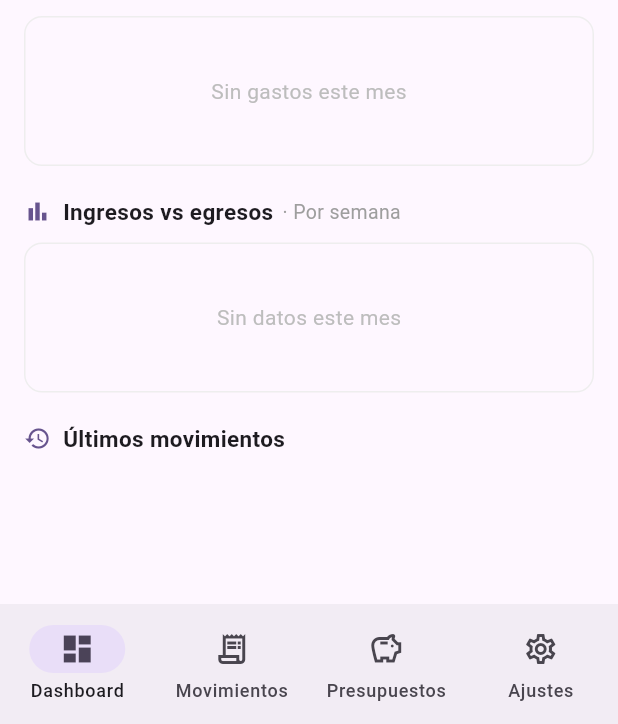
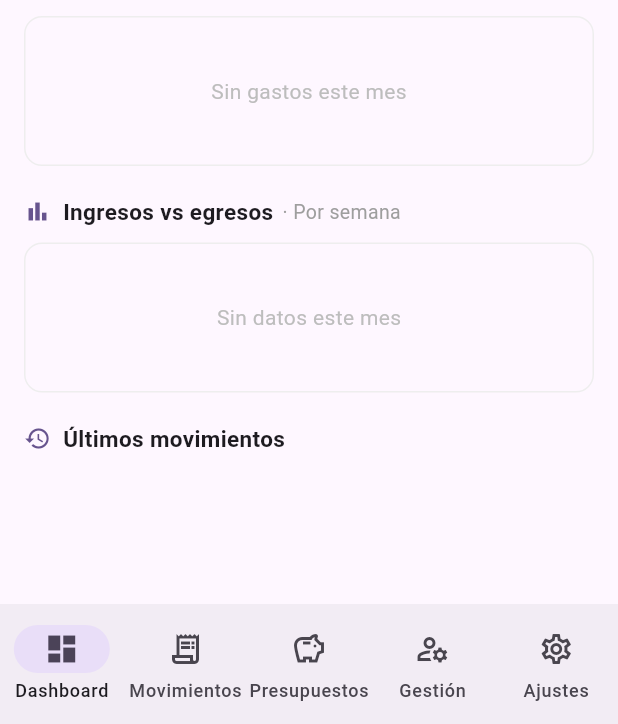
Before and after one commit to AlonsoRivas21/finanzas_app, a Flutter app: the screen it shows after launch, after a tap on an icon or button, on a phone screen of 412 x 824 dp, the part 512-1236 px from its top. Run offline on Flutter 3.47's test engine with Material 3 defaults, Android fonts, the phone set to English and light mode, and no system bars; our stand-ins replace file_picker, fl_chart, open_file, share_plus, shared_preferences, sqflite and 1 more; missing offline and left inert: dart:js_interop, excel; accounts and stored records are empty.

Commit message:
refactor: agregar pantalla de gestión al menú de navegación en la aplicación móvil

```diff
--- a/lib/main.dart
+++ b/lib/main.dart
@@ -75,10 +75,11 @@ class _MobileHome extends StatefulWidget {
 class _MobileHomeState extends State<_MobileHome> {
   int _index = 0;
 
-  final _screens = const [
+final _screens = const [
     DashboardScreen(),
     MovimientosScreen(),
     PresupuestosScreen(),
+    GestionScreen(),
   ];
 
   Future<void> _abrirConfiguracion() async {
@@ -98,7 +99,7 @@ class _MobileHomeState extends State<_MobileHome> {
       bottomNavigationBar: NavigationBar(
         selectedIndex: _index,
         onDestinationSelected: (i) {
-          if (i == 3) {
+          if (i == 4) {
             _abrirConfiguracion();
           } else {
             setState(() => _index = i);
@@ -119,6 +120,11 @@ class _MobileHomeState extends State<_MobileHome> {
             icon: Icon(Icons.savings_outlined),
             selectedIcon: Icon(Icons.savings),
             label: 'Presupuestos',
+          ),
+          NavigationDestination(
+            icon: Icon(Icons.manage_accounts_outlined),
+            selectedIcon: Icon(Icons.manage_accounts),
+            label: 'Gestión',
           ),
           NavigationDestination(
             icon: Icon(Icons.settings_outlined),
```
